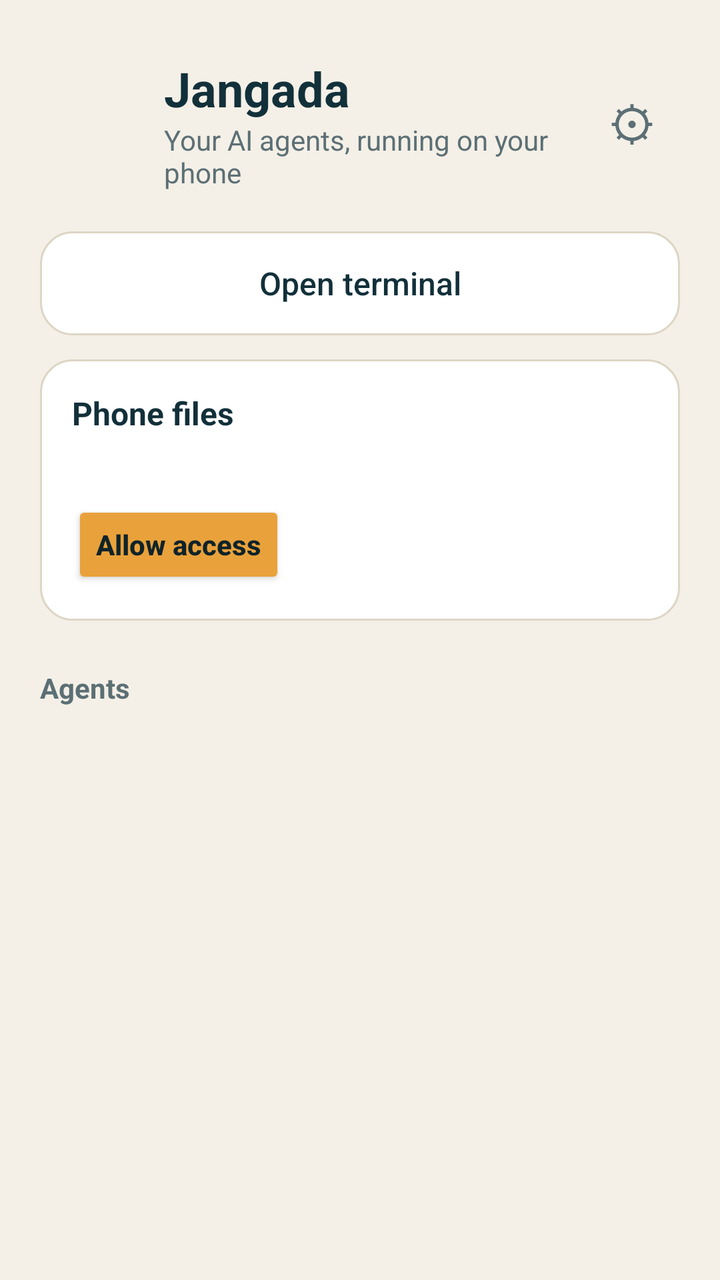
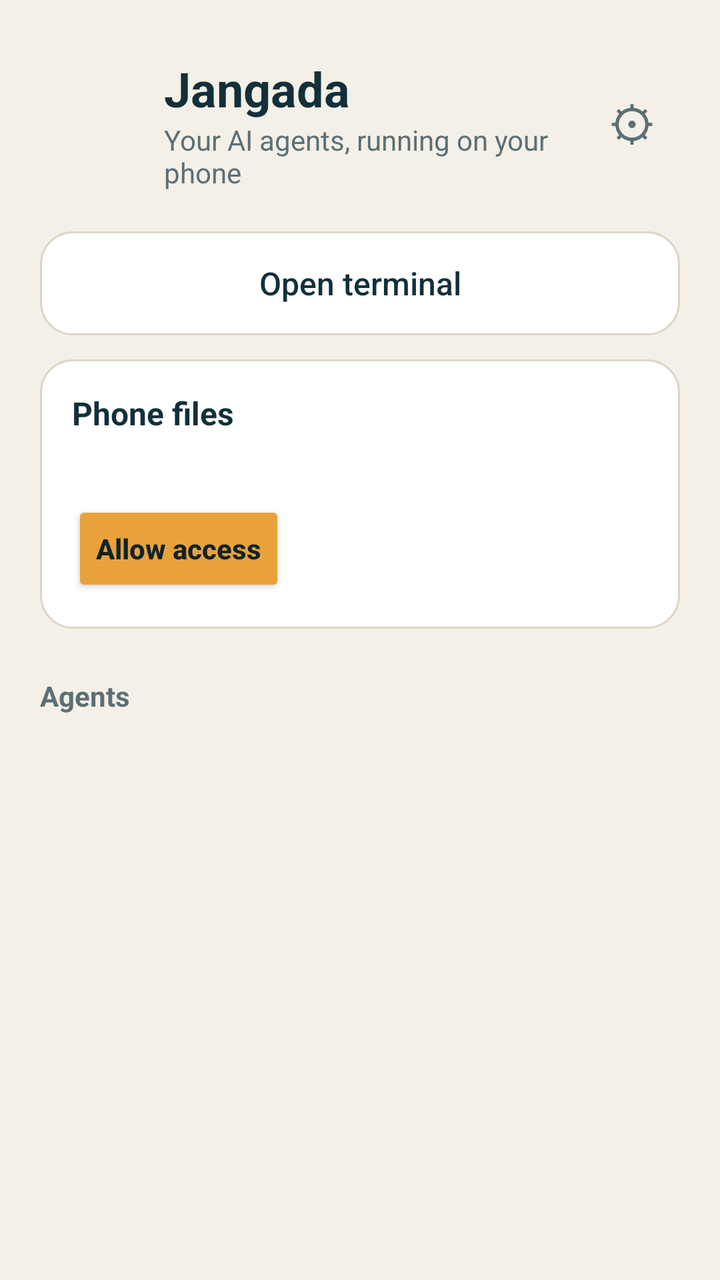

An Android layout rendered at two revisions. The XML below is the earlier revision; the diff shows what the commit changed to produce the second picture.
<!-- AndroidManifest.xml: activity theme Theme.Jangada.Setup -->
<!-- res/layout/activity_home.xml -->
<?xml version="1.0" encoding="utf-8"?>
<ScrollView xmlns:android="http://schemas.android.com/apk/res/android"
    android:layout_width="match_parent"
    android:layout_height="match_parent"
    android:background="@color/setup_bg"
    android:fillViewport="true">

    <LinearLayout
        android:layout_width="match_parent"
        android:layout_height="wrap_content"
        android:orientation="vertical"
        android:paddingStart="20dp"
        android:paddingTop="28dp"
        android:paddingEnd="20dp"
        android:paddingBottom="28dp">

        <LinearLayout
            android:layout_width="match_parent"
            android:layout_height="wrap_content"
            android:gravity="center_vertical"
            android:orientation="horizontal">

            <ImageView
                android:layout_width="48dp"
                android:layout_height="48dp"
                android:contentDescription="@null"
                android:src="@mipmap/ic_launcher" />

            <LinearLayout
                android:layout_width="0dp"
                android:layout_height="wrap_content"
                android:layout_marginStart="14dp"
                android:layout_weight="1"
                android:orientation="vertical">

                <TextView
                    android:layout_width="wrap_content"
                    android:layout_height="wrap_content"
                    android:text="@string/app_name"
                    android:textColor="@color/setup_text"
                    android:textSize="24sp"
                    android:textStyle="bold" />

                <TextView
                    android:layout_width="wrap_content"
                    android:layout_height="wrap_content"
                    android:text="@string/home_subtitle"
                    android:textColor="@color/setup_muted"
                    android:textSize="14sp" />
            </LinearLayout>

            <TextView
                android:id="@+id/open_settings"
                android:layout_width="48dp"
                android:layout_height="48dp"
                android:background="?android:attr/selectableItemBackgroundBorderless"
                android:contentDescription="@string/home_settings"
                android:gravity="center"
                android:text="⚙"
                android:textColor="@color/setup_muted"
                android:textSize="24sp" />
        </LinearLayout>

        <Button
            android:id="@+id/open_terminal"
            style="?android:attr/borderlessButtonStyle"
            android:layout_width="match_parent"
            android:layout_height="52dp"
            android:layout_marginTop="20dp"
            android:background="@drawable/card_bg"
            android:text="@string/home_open_terminal"
            android:textAllCaps="false"
            android:textColor="@color/setup_text"
            android:textSize="16sp" />

        <LinearLayout
            android:id="@+id/storage_card"
            android:layout_width="match_parent"
            android:layout_height="wrap_content"
            android:layout_marginTop="12dp"
            android:background="@drawable/card_bg"
            android:orientation="vertical"
            android:padding="16dp">

            <TextView
                android:layout_width="wrap_content"
                android:layout_height="wrap_content"
                android:text="@string/storage_title"
                android:textColor="@color/setup_text"
                android:textSize="16sp"
                android:textStyle="bold" />

            <TextView
                android:id="@+id/storage_text"
                android:layout_width="match_parent"
                android:layout_height="wrap_content"
                android:layout_marginTop="4dp"
                android:lineSpacingMultiplier="1.15"
                android:textColor="@color/setup_muted"
                android:textSize="14sp" />

            <Button
                android:id="@+id/storage_allow"
                android:layout_width="wrap_content"
                android:layout_height="44dp"
                android:layout_marginTop="10dp"
                android:backgroundTint="@color/key_active"
                android:text="@string/storage_allow"
                android:textAllCaps="false"
                android:textColor="@color/setup_on_accent"
                android:textStyle="bold" />
        </LinearLayout>

        <TextView
            android:id="@+id/running_title"
            style="@style/HomeSection"
            android:text="@string/home_running"
            android:visibility="gone" />

        <LinearLayout
            android:id="@+id/sessions"
            android:layout_width="match_parent"
            android:layout_height="wrap_content"
            android:orientation="vertical" />

        <TextView
            style="@style/HomeSection"
            android:text="@string/home_agents" />

        <TextView
            android:id="@+id/unsupported"
            android:layout_width="match_parent"
            android:layout_height="wrap_content"
            android:layout_marginBottom="12dp"
            android:text="@string/setup_unsupported"
            android:textColor="@color/setup_error"
            android:visibility="gone" />

        <LinearLayout
            android:id="@+id/agents"
            android:layout_width="match_parent"
            android:layout_height="wrap_content"
            android:orientation="vertical" />
    </LinearLayout>
</ScrollView>
<!-- resources referenced by this layout -->
<resources>
  <color name="key_active">#E9A23B</color>
  <color name="setup_bg">#F4F0E7</color>
  <color name="setup_error">#C2412B</color>
  <color name="setup_muted">#5C6F75</color>
  <color name="setup_on_accent">#10232A</color>
  <color name="setup_text">#12303A</color>
  <!-- drawable card_bg (drawable) -->
  <?xml version="1.0" encoding="utf-8"?>
  <shape xmlns:android="http://schemas.android.com/apk/res/android" android:shape="rectangle">
      <solid android:color="@color/card_bg" />
      <stroke android:width="1dp" android:color="@color/card_stroke" />
      <corners android:radius="16dp" />
  </shape>
  <!-- mipmap ic_launcher (mipmap-anydpi-v26) -->
  <?xml version="1.0" encoding="utf-8"?>
  <adaptive-icon xmlns:android="http://schemas.android.com/apk/res/android">
      <background android:drawable="@color/icon_bg" />
      <foreground android:drawable="@drawable/ic_launcher_foreground" />
      <monochrome android:drawable="@drawable/ic_launcher_foreground" />
  </adaptive-icon>
  <string name="app_name" translatable="false">Jangada</string>
  <string name="home_agents">Agents</string>
  <string name="home_open_terminal">Open terminal</string>
  <string name="home_running">Running</string>
  <string name="home_settings">Settings</string>
  <string name="home_subtitle">Your AI agents, running on your phone</string>
  <string name="setup_unsupported">This phone isn’t supported yet: Jangada’s Linux needs a 64-bit ARM processor.</string>
  <string name="storage_allow">Allow access</string>
  <string name="storage_title">Phone files</string>
  <style name="HomeSection">
          <item name="android:layout_width">match_parent</item>
          <item name="android:layout_height">wrap_content</item>
          <item name="android:layout_marginTop">24dp</item>
          <item name="android:layout_marginBottom">10dp</item>
          <item name="android:textColor">@color/setup_muted</item>
          <item name="android:textSize">14sp</item>
          <item name="android:textStyle">bold</item>
      </style>
  <style name="Theme.Jangada.Setup" parent="android:Theme.Material.Light.NoActionBar">
          <item name="android:windowBackground">@color/setup_bg</item>
          <item name="android:statusBarColor">@color/setup_bg</item>
          <item name="android:navigationBarColor">@color/setup_bg</item>
          <item name="android:colorAccent">@color/key_active</item>
          <item name="android:windowLightStatusBar">true</item>
      </style>
  <color name="card_bg">#FFFFFF</color>
  <color name="card_stroke">#DDD5C5</color>
  <color name="icon_bg">#0E3A4A</color>
  <!-- drawable ic_launcher_foreground (drawable) -->
  <?xml version="1.0" encoding="utf-8"?>
  <vector xmlns:android="http://schemas.android.com/apk/res/android"
      android:width="108dp"
      android:height="108dp"
      android:viewportWidth="108"
      android:viewportHeight="108">
      <path
          android:pathData="M46,30 L46,70"
          android:strokeWidth="2.5"
          android:strokeColor="#F2EDE4"
          android:strokeLineCap="round" />
      <path
          android:fillColor="#F2EDE4"
          android:pathData="M48,30 L48,66 L72,66 Z" />
      <path
          android:pathData="M51,50 L55.5,54 L51,58"
          android:strokeWidth="2.5"
          android:strokeColor="#0E3A4A"
          android:strokeLineCap="round"
          android:strokeLineJoin="round" />
      <path
          android:pathData="M58,60 L63,60"
          android:strokeWidth="2.5"
          android:strokeColor="#0E3A4A"
          android:strokeLineCap="round" />
      <path
          android:fillColor="#E9A23B"
          android:pathData="M30,70 L74,70 L70,76 L34,76 Z" />
      <path
          android:pathData="M36,80 Q42,76 48,80 T60,80 T72,80"
          android:strokeWidth="2.5"
          android:strokeColor="#7FD1C7"
          android:strokeLineCap="round" />
  </vector>
</resources>

<!-- the commit's change to res/layout/activity_home.xml (unified diff, before → after) -->
@@ -102,8 +102,9 @@
             <Button
                 android:id="@+id/storage_allow"
                 android:layout_width="wrap_content"
-                android:layout_height="44dp"
+                android:layout_height="wrap_content"
                 android:layout_marginTop="10dp"
+                android:minHeight="48dp"
                 android:backgroundTint="@color/key_active"
                 android:text="@string/storage_allow"
                 android:textAllCaps="false"
